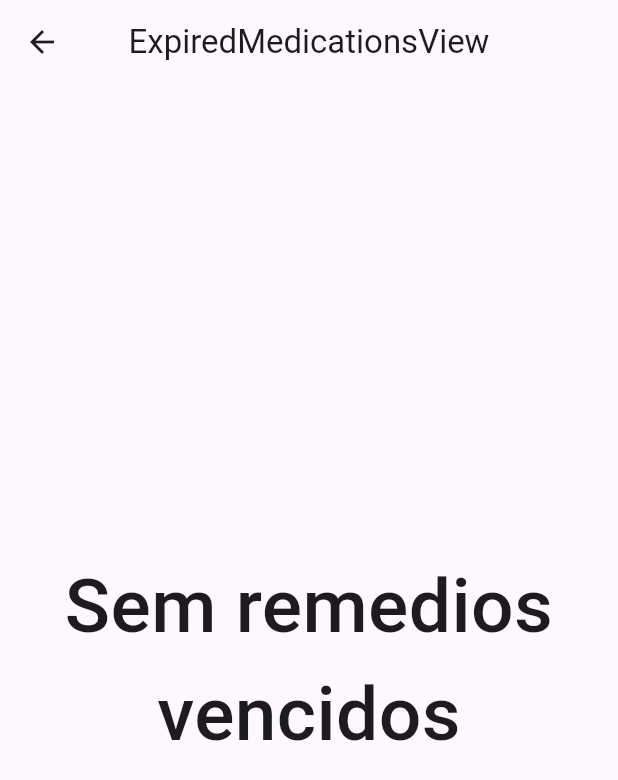
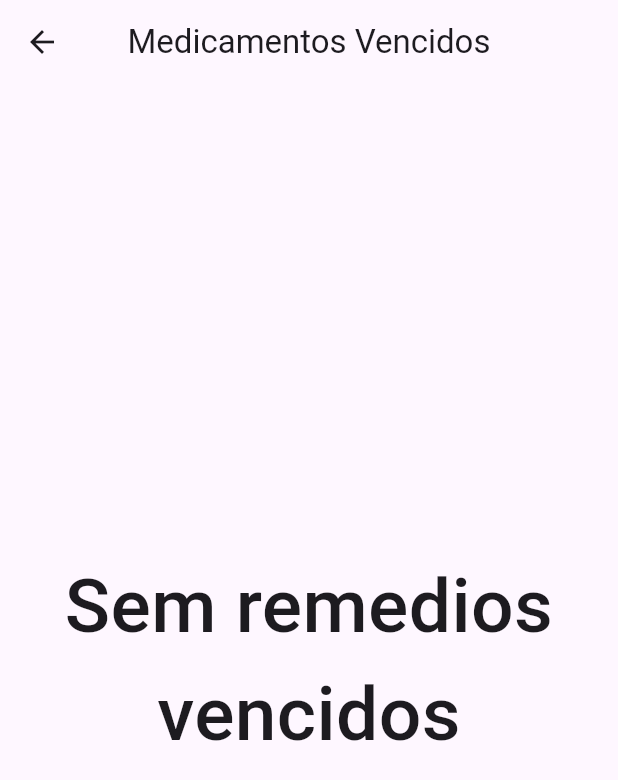
Before and after one commit to Rangel07/home_pharmacy, a Flutter app: the ExpiredMedicationsView screen opened by its route, on a phone screen of 412 x 824 dp. Shown: the top 780 px of the screen. Run offline on Flutter 3.47's test engine with Material 3 defaults, Android fonts, the phone set to English and light mode, and no system bars; our stand-ins replace get, mask_text_input_formatter, sqflite; accounts and stored records are empty.

Commit message:
fix view title

```diff
--- a/lib/app/modules/expired_medications/views/expired_medications_view.dart
+++ b/lib/app/modules/expired_medications/views/expired_medications_view.dart
@@ -16,7 +16,7 @@ class ExpiredMedicationsView extends GetView<ExpiredMedicationsController> {
   Widget build(BuildContext context) {
     return Scaffold(
       appBar: AppBar(
-        title: const Text('ExpiredMedicationsView'),
+        title: const Text('Medicamentos Vencidos'),
         centerTitle: true,
       ),
       body:  Obx(() {
```
